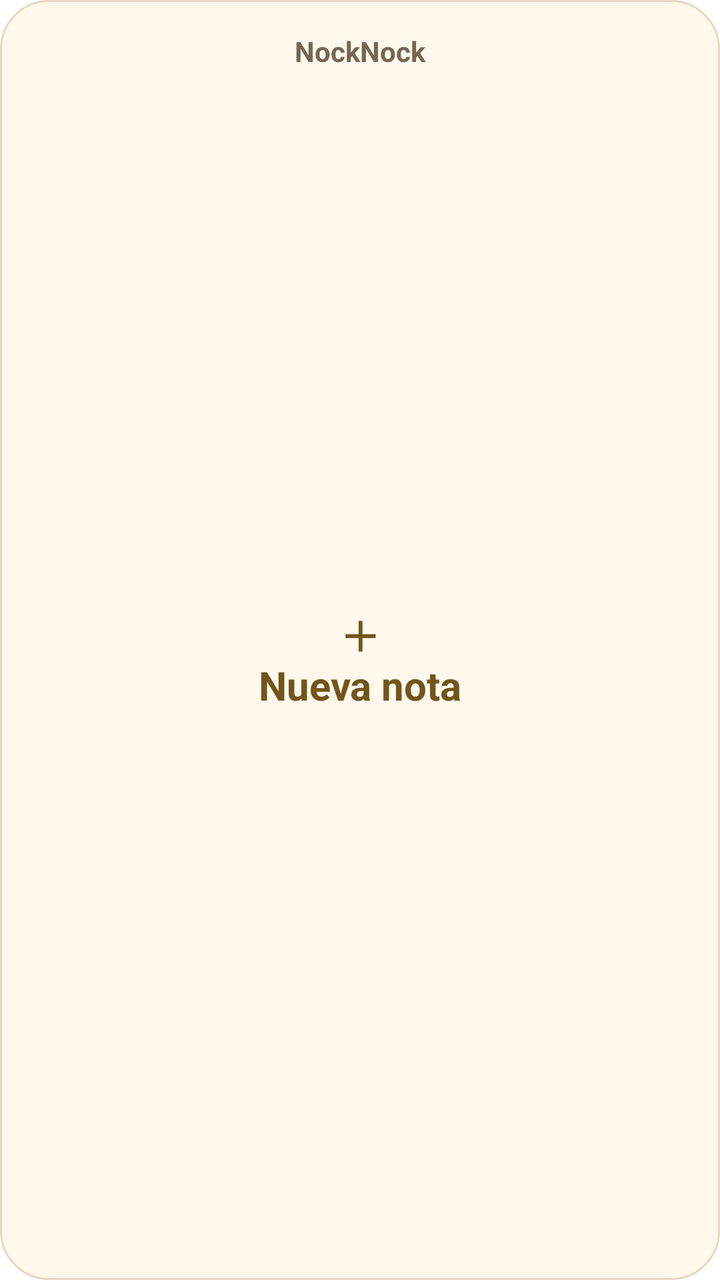
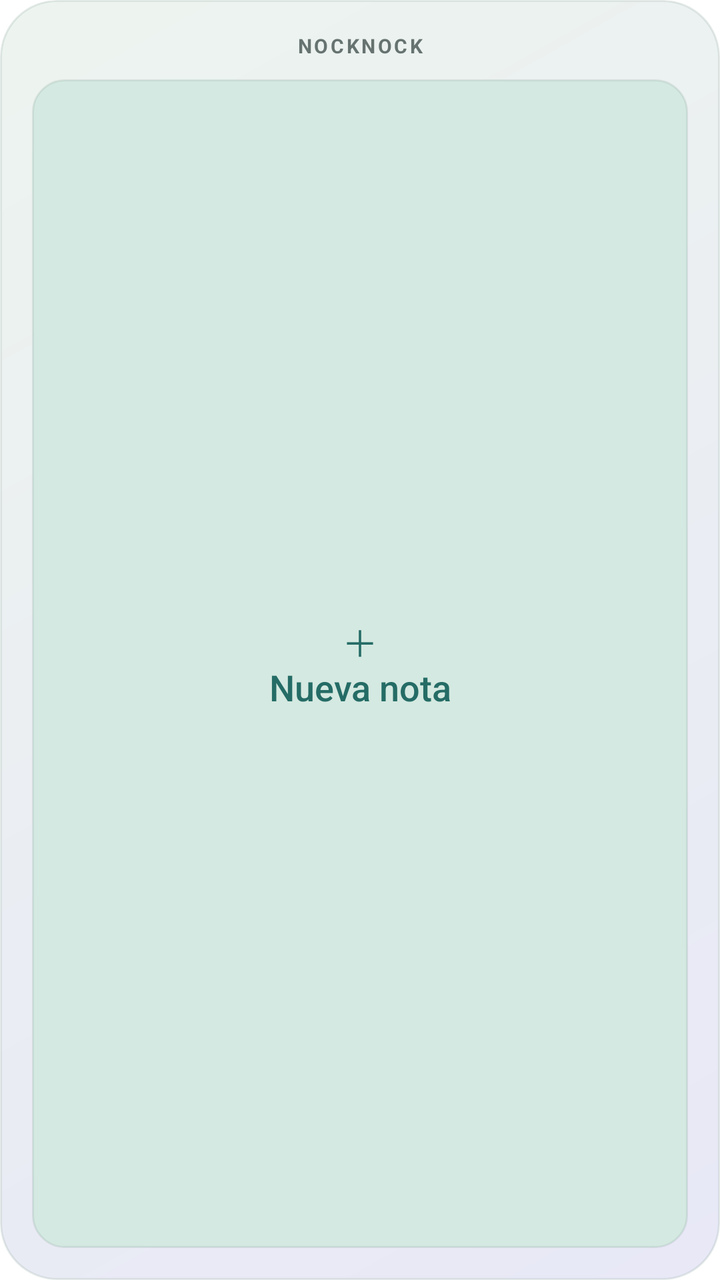

An Android layout rendered at two revisions. The XML below is the earlier revision; the diff shows what the commit changed to produce the second picture.
<!-- AndroidManifest.xml: fallback theme Theme.MaterialComponents.DayNight.NoActionBar -->
<!-- res/layout/widget_capture.xml -->
<LinearLayout xmlns:android="http://schemas.android.com/apk/res/android" android:layout_width="match_parent" android:layout_height="match_parent" android:padding="16dp" android:orientation="vertical" android:gravity="center" android:background="@drawable/widget_background">
    <TextView android:layout_width="match_parent" android:layout_height="wrap_content" android:text="NockNock" android:textSize="14sp" android:textStyle="bold" android:textColor="#756751" android:gravity="center" />
    <TextView android:id="@+id/widget_capture" android:layout_width="match_parent" android:layout_height="match_parent" android:text="＋\nNueva nota" android:textSize="20sp" android:textStyle="bold" android:textColor="#73551B" android:gravity="center" android:contentDescription="Capturar una nueva nota" />
</LinearLayout>
<!-- resources referenced by this layout -->
<resources>
  <!-- drawable widget_background (drawable) -->
  <shape xmlns:android="http://schemas.android.com/apk/res/android">
      <solid android:color="#FFF8EC" />
      <corners android:radius="24dp" />
      <stroke android:width="1dp" android:color="#E5D9C4" />
  </shape>
</resources>

<!-- the commit's change to res/layout/widget_capture.xml (unified diff, before → after) -->
@@ -1,4 +1,7 @@
-<LinearLayout xmlns:android="http://schemas.android.com/apk/res/android" android:layout_width="match_parent" android:layout_height="match_parent" android:padding="16dp" android:orientation="vertical" android:gravity="center" android:background="@drawable/widget_background">
-    <TextView android:layout_width="match_parent" android:layout_height="wrap_content" android:text="NockNock" android:textSize="14sp" android:textStyle="bold" android:textColor="#756751" android:gravity="center" />
-    <TextView android:id="@+id/widget_capture" android:layout_width="match_parent" android:layout_height="match_parent" android:text="＋\nNueva nota" android:textSize="20sp" android:textStyle="bold" android:textColor="#73551B" android:gravity="center" android:contentDescription="Capturar una nueva nota" />
-</LinearLayout>
+<FrameLayout xmlns:android="http://schemas.android.com/apk/res/android" android:id="@+id/widget_root" android:layout_width="match_parent" android:layout_height="match_parent" android:background="@drawable/widget_background" android:clipToOutline="true">
+    <ImageView android:id="@+id/widget_backdrop" android:layout_width="match_parent" android:layout_height="match_parent" android:scaleType="fitXY" android:importantForAccessibility="no" />
+    <LinearLayout android:layout_width="match_parent" android:layout_height="match_parent" android:padding="16dp" android:orientation="vertical" android:gravity="center">
+        <TextView android:id="@+id/widget_brand" android:layout_width="match_parent" android:layout_height="wrap_content" android:text="NOCKNOCK" android:textSize="10sp" android:letterSpacing="0.12" android:textStyle="bold" android:textColor="@color/widget_muted" android:gravity="center" />
+        <TextView android:id="@+id/widget_capture" android:layout_width="match_parent" android:layout_height="0dp" android:layout_weight="1" android:layout_marginTop="10dp" android:background="@drawable/widget_button" android:text="＋\nNueva nota" android:textSize="18sp" android:fontFamily="sans-serif-medium" android:textColor="@color/widget_accent" android:gravity="center" android:contentDescription="Capturar una nueva nota" />
+    </LinearLayout>
+</FrameLayout>
<!-- resource entries referenced after the edit -->
@@ -1,10 +1,22 @@
 <!-- resources referenced by this layout -->
 <resources>
+  <color name="widget_accent">#256C66</color>
+  <color name="widget_muted">#667370</color>
   <!-- drawable widget_background (drawable) -->
   <shape xmlns:android="http://schemas.android.com/apk/res/android">
-      <solid android:color="#FFF8EC" />
-      <corners android:radius="24dp" />
-      <stroke android:width="1dp" android:color="#E5D9C4" />
+      <gradient android:startColor="@color/widget_start" android:endColor="@color/widget_end" android:angle="315" />
+      <corners android:radius="28dp" />
+      <stroke android:width="1dp" android:color="@color/widget_border" />
   </shape>
+  <!-- drawable widget_button (drawable) -->
+  <shape xmlns:android="http://schemas.android.com/apk/res/android">
+      <solid android:color="@color/widget_button" />
+      <corners android:radius="16dp" />
+      <stroke android:width="1dp" android:color="@color/widget_border" />
+  </shape>
+  <color name="widget_start">#EDF4EF</color>
+  <color name="widget_end">#E8E8F6</color>
+  <color name="widget_border">#337F9993</color>
+  <color name="widget_button">#D4E9E1</color>
 </resources>
 
